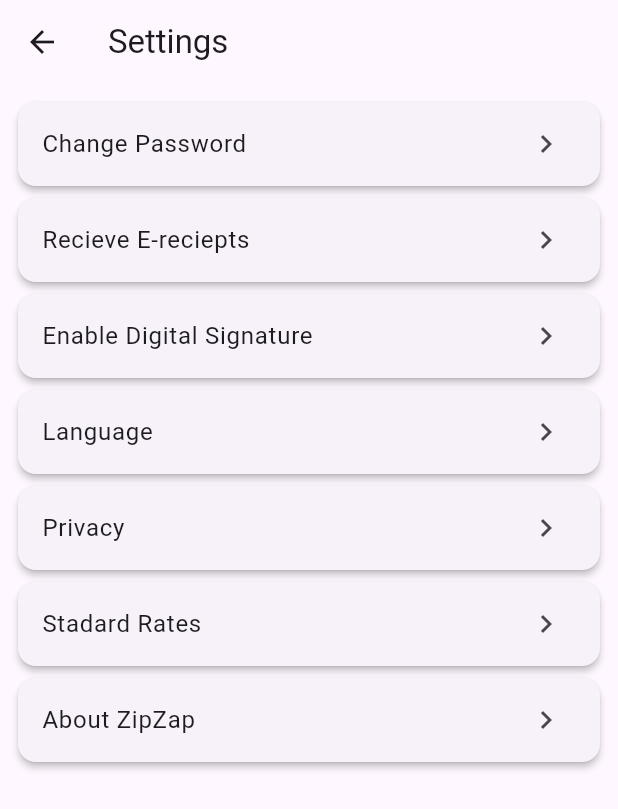
After one commit to arfaidrees/ShipmentTracker, a Flutter app: the Setting screen opened directly, on a phone screen of 412 x 824 dp. The commit adds this screen. Shown: the top 809 px of the screen. Run offline on Flutter 3.47's test engine with Material 3 defaults, Android fonts, the phone set to English and light mode, and no system bars; our stand-ins replace animated_text_kit, google_maps_flutter, location; missing offline and left inert: google_maps_webservice.

Commit message:
few more addition

```diff
--- /dev/null
+++ b/lib/Settings.dart
@@ -0,0 +1,51 @@
+import 'package:flutter/material.dart';
+
+class Setting extends StatelessWidget {
+  @override
+  Widget build(BuildContext context) {
+    return Scaffold(
+      appBar: AppBar(
+        title: Text('Settings'),
+      ),
+      body: Padding(
+        padding: const EdgeInsets.all(8.0),
+        child: Column(
+          children: [
+            CardItem(title: 'Change Password', hasArrow: true),
+            CardItem(title: 'Recieve E-reciepts', hasArrow: true),
+            CardItem(title: 'Enable Digital Signature', hasArrow: true),
+            CardItem(title: 'Language', hasArrow: true),
+            CardItem(title: 'Privacy', hasArrow: true),
+            CardItem(title: 'Stadard Rates', hasArrow: true),
+            CardItem(title: 'About ZipZap', hasArrow: true),
+          ],
+        ),
+      ),
+    );
+  }
+}
+
+class CardItem extends StatelessWidget {
+  final String title;
+  final bool hasArrow;
+
+  const CardItem({
+    Key? key,
+    required this.title,
+    this.hasArrow = false,
+  }) : super(key: key);
+
+  @override
+  Widget build(BuildContext context) {
+    return Card(
+      elevation: 2,
+      child: ListTile(
+        title: Text(title),
+        trailing: hasArrow ? Icon(Icons.keyboard_arrow_right) : null,
+        onTap: () {
+
+        },
+      ),
+    );
+  }
+}
--- a/lib/main.dart
+++ b/lib/main.dart
@@ -13,6 +13,7 @@ class MyApp extends StatelessWidget {
   @override
   Widget build(BuildContext context) {
     return MaterialApp(
+      debugShowCheckedModeBanner: false,
       title: '',
       theme: ThemeData(
         primarySwatch: Colors.blue,
--- a/lib/order.dart
+++ b/lib/order.dart
@@ -15,7 +15,7 @@ class _OrderState extends State<Order> {
         color: Colors.grey,
         child: Center(
           child: Text(
-            'Ongoing Tasks',
+            'Ongoing orders',
             style: TextStyle(
               fontSize: 20,
               color: Colors.black,
@@ -25,10 +25,10 @@ class _OrderState extends State<Order> {
       );
     } else {
       return Container(
-        color: option == 'Completed' ? Colors.purpleAccent : Colors.orange,
+        color: option == 'Completed' ? Colors.pinkAccent : Colors.orange,
         child: Center(
           child: Text(
-            '$option Tasks',
+            '$option orders',
             style: TextStyle(
               fontSize: 20,
               color: Colors.white,
--- a/pubspec.yaml
+++ b/pubspec.yaml
@@ -41,7 +41,7 @@ dependencies:
   geolocator: ^10.1.1
   location: ^5.0.3
   google_maps_webservice: ^0.0.19
-
+  flutter_svg: ^0.22.0
 dev_dependencies:
   flutter_test:
     sdk: flutter
@@ -81,6 +81,7 @@ flutter:
     - assets/adil.png
     - assets/mirza.png
     - assets/pickup.png
+    - assets/driver.png
 
   # An image asset can refer to one or more resolution-specific "variants", see
   # https://flutter.dev/assets-and-images/#resolution-aware
```
Also changed, not shown: lib/drivers.dart (+18 -6 lines), lib/home.dart (+7 -1 lines), assets/driver.png (added), pubspec.lock.
